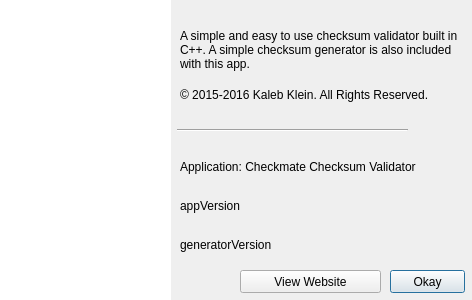
Above: src/aboutdialog.ui from ayworld/Checkmate before the change. Below: the same form after it.
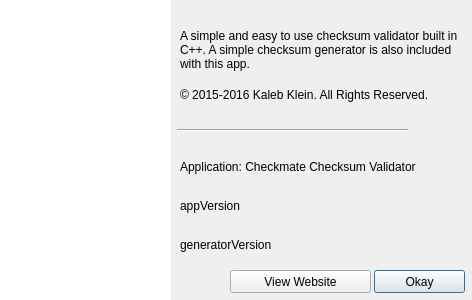
That is the form after the change. Icons and pictures are not drawn.

Commit message: Fixed about windows ok button

Patch:
```diff
--- a/src/aboutdialog.ui
+++ b/src/aboutdialog.ui
@@ -62,9 +62,9 @@
   <widget class="QPushButton" name="bClose">
    <property name="geometry">
     <rect>
-     <x>390</x>
+     <x>374</x>
      <y>270</y>
-     <width>75</width>
+     <width>91</width>
      <height>23</height>
     </rect>
    </property>
@@ -121,7 +121,7 @@
   <widget class="QPushButton" name="bSite">
    <property name="geometry">
     <rect>
-     <x>240</x>
+     <x>230</x>
      <y>270</y>
      <width>141</width>
      <height>23</height>
```
The commit also changes 2 other files.
